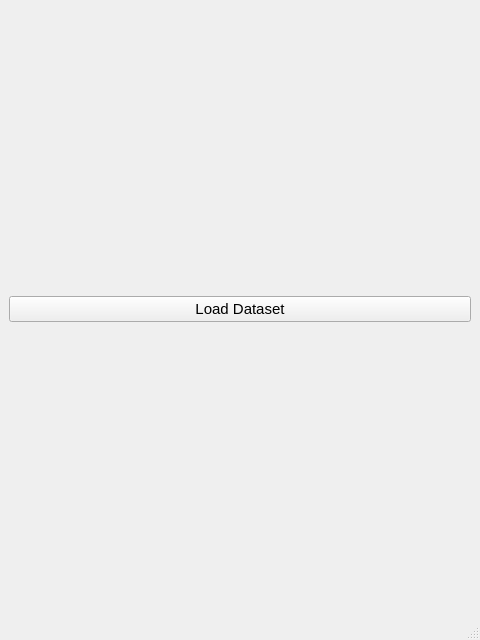
Qt form layout/main_interface.ui (OscarVanL/KMeansClustering) before a commit.
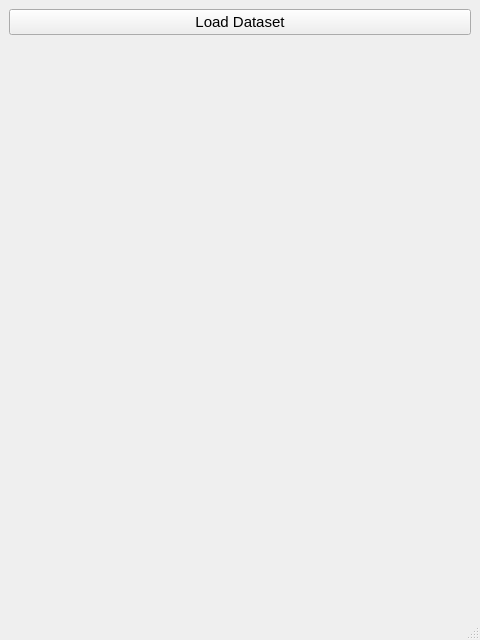
The same form after that commit.

Commit message: Detect dimensions in dataset, convert pandas dataset into vectors, randomise initial centroids

```diff
--- a/layout/main_interface.ui
+++ b/layout/main_interface.ui
@@ -14,8 +14,10 @@
    <string>K Means Clustering</string>
   </property>
   <widget class="QWidget" name="centralwidget">
-   <layout class="QGridLayout" name="gridLayout">
-    <item row="0" column="0">
+   <layout class="QVBoxLayout" name="verticalLayout">
+    <item>
+     <layout class="QVBoxLayout" name="layout">
+      <item alignment="Qt::AlignTop">
      <widget class="QPushButton" name="browse_button">
       <property name="font">
        <font>
@@ -26,6 +28,26 @@
        <string>Load Dataset</string>
       </property>
      </widget>
+      </item>
+      <item>
+       <layout class="QHBoxLayout" name="horizontalLayout">
+        <item>
+         <widget class="QLabel" name="dimensions_label">
+          <property name="text">
+           <string/>
+          </property>
+         </widget>
+        </item>
+        <item>
+         <widget class="QLabel" name="elbow_sse_k">
+          <property name="text">
+           <string/>
+          </property>
+         </widget>
+        </item>
+       </layout>
+      </item>
+     </layout>
     </item>
    </layout>
   </widget>
```
Lines whose indentation alone changed are shown as unchanged. The commit also changes 3 other files.
